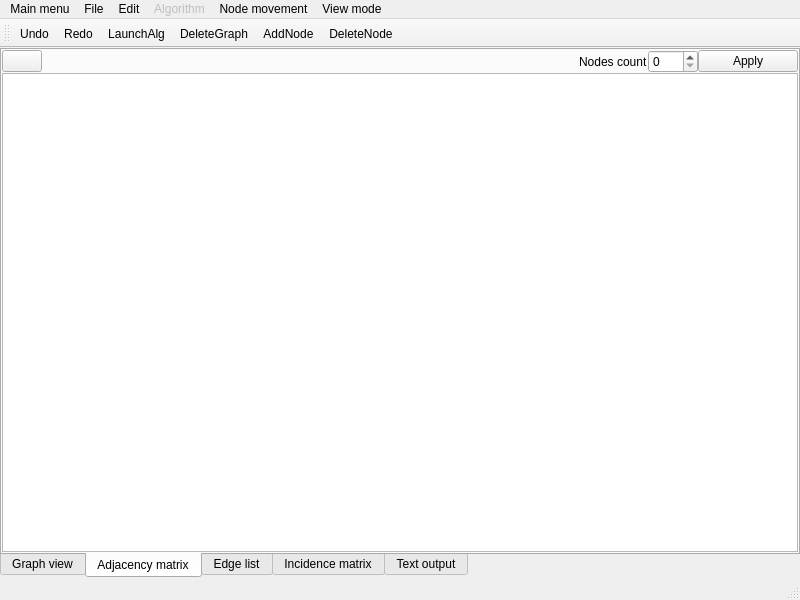
C0FFiN-prod/graph-works, file mainwindow.ui: the form before one commit.
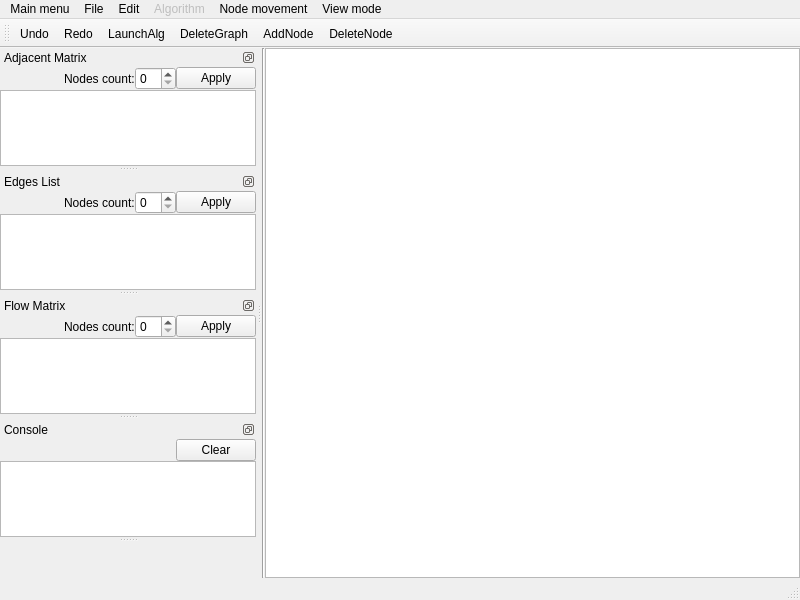
The form after the commit. Icons and pictures are not drawn.

Commit message:
Changed tabs to docks
Some style changes
Reworked connection of spinBoxes to Matrix tables
Copy/Paste for all tables works with docks
Docks are tabbed when mainWindow created

The edit to the form file:
```diff
--- a/mainwindow.ui
+++ b/mainwindow.ui
@@ -38,10 +38,16 @@
    <bool>true</bool>
   </property>
   <widget class="QWidget" name="centralwidget">
+   <property name="sizePolicy">
+    <sizepolicy hsizetype="Expanding" vsizetype="Expanding">
+     <horstretch>0</horstretch>
+     <verstretch>0</verstretch>
+    </sizepolicy>
+   </property>
    <property name="autoFillBackground">
     <bool>true</bool>
    </property>
-   <layout class="QGridLayout" name="gridLayout">
+   <layout class="QGridLayout" name="gridLayout_14">
     <property name="leftMargin">
      <number>0</number>
     </property>
@@ -55,416 +61,18 @@
      <number>0</number>
     </property>
     <property name="spacing">
-     <number>6</number>
+     <number>0</number>
     </property>
     <item row="0" column="0">
-     <widget class="QTabWidget" name="tabWidget">
-      <property name="tabPosition">
-       <enum>QTabWidget::South</enum>
+     <widget class="Line" name="line">
+      <property name="orientation">
+       <enum>Qt::Vertical</enum>
       </property>
-      <property name="tabShape">
-       <enum>QTabWidget::Rounded</enum>
-      </property>
-      <property name="currentIndex">
-       <number>1</number>
-      </property>
-      <property name="documentMode">
-       <bool>false</bool>
-      </property>
-      <property name="tabsClosable">
-       <bool>false</bool>
-      </property>
-      <property name="movable">
-       <bool>true</bool>
-      </property>
-      <property name="tabBarAutoHide">
-       <bool>true</bool>
-      </property>
-      <widget class="QWidget" name="graphView">
-       <attribute name="title">
-        <string>Graph view</string>
-       </attribute>
-       <layout class="QVBoxLayout" name="verticalLayout_3">
-        <property name="spacing">
-         <number>0</number>
-        </property>
-        <property name="leftMargin">
-         <number>0</number>
-        </property>
-        <property name="topMargin">
-         <number>0</number>
-        </property>
-        <property name="rightMargin">
-         <number>0</number>
-        </property>
-        <property name="bottomMargin">
-         <number>0</number>
-        </property>
-        <item>
-         <widget class="QGraphicsView" name="graphicsView"/>
-        </item>
-       </layout>
-      </widget>
-      <widget class="QWidget" name="adjacencyMatrix">
-       <property name="enabled">
-        <bool>true</bool>
-       </property>
-       <attribute name="title">
-        <string>Adjacency matrix</string>
-       </attribute>
-       <layout class="QGridLayout" name="gridLayout_3">
-        <property name="leftMargin">
-         <number>0</number>
-        </property>
-        <property name="topMargin">
-         <number>0</number>
-        </property>
-        <property name="rightMargin">
-         <number>0</number>
-        </property>
-        <property name="bottomMargin">
-         <number>0</number>
-        </property>
-        <property name="spacing">
-         <number>0</number>
-        </property>
-        <item row="0" column="0">
-         <widget class="QPushButton" name="buttonPinAdjMatr">
-          <property name="text">
-           <string/>
-          </property>
-          <property name="icon">
-           <iconset resource="resource.qrc">
-            <normaloff>:/ico/icons/Unpin.svg</normaloff>
-            <normalon>:/ico/icons/Pin.svg</normalon>:/ico/icons/Unpin.svg</iconset>
-          </property>
-          <property name="checkable">
-           <bool>true</bool>
-          </property>
-          <property name="flat">
-           <bool>false</bool>
-          </property>
-         </widget>
-        </item>
-        <item row="0" column="1">
-         <spacer name="horizontalSpacer_6">
-          <property name="orientation">
-           <enum>Qt::Horizontal</enum>
-          </property>
-          <property name="sizeHint" stdset="0">
-           <size>
-            <width>511</width>
-            <height>20</height>
-           </size>
-          </property>
-         </spacer>
-        </item>
-        <item row="0" column="2">
-         <widget class="QLabel" name="labelNodesCount">
-          <property name="text">
-           <string>Nodes count</string>
-          </property>
-         </widget>
-        </item>
-        <item row="0" column="3">
-         <widget class="QSpinBox" name="nodesCountAdjMatr">
-          <property name="minimumSize">
-           <size>
-            <width>50</width>
-            <height>0</height>
-           </size>
-          </property>
-          <property name="toolTip">
-           <string>Choose nodes count</string>
-          </property>
-         </widget>
-        </item>
-        <item row="0" column="4">
-         <widget class="QPushButton" name="buttonApplyAdjMatr">
-          <property name="minimumSize">
-           <size>
-            <width>100</width>
-            <height>0</height>
-           </size>
-          </property>
-          <property name="toolTip">
-           <string>Apply matrix changes</string>
-          </property>
-          <property name="text">
-           <string>Apply</string>
-          </property>
-         </widget>
-        </item>
-        <item row="1" column="0" colspan="5">
-         <widget class="QTableView" name="tableGraphMatrixAdj"/>
-        </item>
-       </layout>
-      </widget>
-      <widget class="QWidget" name="edgeList">
-       <attribute name="title">
-        <string>Edge list</string>
-       </attribute>
-       <layout class="QGridLayout" name="gridLayout_4">
-        <property name="leftMargin">
-         <number>0</number>
-        </property>
-        <property name="topMargin">
-         <number>0</number>
-        </property>
-        <property name="rightMargin">
-         <number>0</number>
-        </property>
-        <property name="bottomMargin">
-         <number>0</number>
-        </property>
-        <property name="spacing">
-         <number>0</number>
-        </property>
-        <item row="0" column="0">
-         <widget class="QPushButton" name="buttonPinEdgLst">
-          <property name="text">
-           <string/>
-          </property>
-          <property name="icon">
-           <iconset resource="resource.qrc">
-            <normaloff>:/ico/icons/Unpin.svg</normaloff>
-            <normalon>:/ico/icons/Pin.svg</normalon>:/ico/icons/Unpin.svg</iconset>
-          </property>
-          <property name="checkable">
-           <bool>true</bool>
-          </property>
-          <property name="flat">
-           <bool>false</bool>
-          </property>
-         </widget>
-        </item>
-        <item row="0" column="4">
-         <widget class="QPushButton" name="buttonApplyEdgLst">
-          <property name="minimumSize">
-           <size>
-            <width>100</width>
-            <height>0</height>
-           </size>
-          </property>
-          <property name="toolTip">
-           <string>Apply matrix changes</string>
-          </property>
-          <property name="text">
-           <string>Apply</string>
-          </property>
-         </widget>
-        </item>
-        <item row="0" column="1">
-         <spacer name="horizontalSpacer_5">
-          <property name="orientation">
-           <enum>Qt::Horizontal</enum>
-          </property>
-          <property name="sizeHint" stdset="0">
-           <size>
-            <width>511</width>
-            <height>20</height>
-           </size>
-          </property>
-         </spacer>
-        </item>
-        <item row="0" column="2">
-         <widget class="QLabel" name="labelNodesCount_2">
-          <property name="text">
-           <string>Nodes count</string>
-          </property>
-         </widget>
-        </item>
-        <item row="0" column="3">
-         <widget class="QSpinBox" name="nodesCountEdgLst">
-          <property name="minimumSize">
-           <size>
-            <width>50</width>
-            <height>0</height>
-           </size>
-          </property>
-          <property name="toolTip">
-           <string>Choose nodes count</string>
-          </property>
-         </widget>
-        </item>
-        <item row="1" column="0" colspan="5">
-         <widget class="QTableView" name="tableGraphListEdges"/>
-        </item>
-       </layout>
-      </widget>
-      <widget class="QWidget" name="IncidenceMatrix">
-       <attribute name="title">
-        <string>Incidence matrix</string>
-       </attribute>
-       <layout class="QGridLayout" name="gridLayout_5">
-        <property name="leftMargin">
-         <number>0</number>
-        </property>
-        <property name="topMargin">
-         <number>0</number>
-        </property>
-        <property name="rightMargin">
-         <number>0</number>
-        </property>
-        <property name="bottomMargin">
-         <number>0</number>
-        </property>
-        <property name="spacing">
-         <number>0</number>
-        </property>
-        <item row="0" column="0">
-         <widget class="QPushButton" name="buttonPinIncMatr">
-          <property name="text">
-           <string/>
-          </property>
-          <property name="icon">
-           <iconset resource="resource.qrc">
-            <normaloff>:/ico/icons/Unpin.svg</normaloff>
-            <normalon>:/ico/icons/Pin.svg</normalon>:/ico/icons/Unpin.svg</iconset>
-          </property>
-          <property name="checkable">
-           <bool>true</bool>
-          </property>
-          <property name="flat">
-           <bool>false</bool>
-          </property>
-         </widget>
-        </item>
-        <item row="0" column="4">
-         <widget class="QPushButton" name="buttonApplyIncMatr">
-          <property name="minimumSize">
-           <size>
-            <width>100</width>
-            <height>0</height>
-           </size>
-          </property>
-          <property name="toolTip">
-           <string>Apply matrix changes</string>
-          </property>
-          <property name="text">
-           <string>Apply</string>
-          </property>
-         </widget>
-        </item>
-        <item row="0" column="3">
-         <widget class="QSpinBox" name="nodesCountIncMatr">
-          <property name="minimumSize">
-           <size>
-            <width>50</width>
-            <height>0</height>
-           </size>
-          </property>
-          <property name="toolTip">
-           <string>Choose nodes count</string>
-          </property>
-         </widget>
-        </item>
-        <item row="0" column="1">
-         <spacer name="horizontalSpacer_4">
-          <property name="orientation">
-           <enum>Qt::Horizontal</enum>
-          </property>
-          <property name="sizeHint" stdset="0">
-           <size>
-            <width>0</width>
-            <height>0</height>
-           </size>
-          </property>
-         </spacer>
-        </item>
-        <item row="0" column="2">
-         <widget class="QLabel" name="nodesCount_3">
-          <property name="text">
-           <string>Nodes count</string>
-          </property>
-         </widget>
-        </item>
-        <item row="1" column="0" colspan="5">
-         <widget class="QTableView" name="tableGraphMatrixInc"/>
-        </item>
-       </layout>
-       <zorder>tableGraphMatrixInc</zorder>
-       <zorder>nodesCountIncMatr</zorder>
-       <zorder>horizontalSpacer_4</zorder>
-       <zorder>nodesCount_3</zorder>
-       <zorder>buttonApplyIncMatr</zorder>
-       <zorder>buttonPinIncMatr</zorder>
-      </widget>
-      <widget class="QWidget" name="textOut">
-       <attribute name="title">
-        <string>Text output</string>
-       </attribute>
-       <layout class="QGridLayout" name="gridLayout_2">
-        <property name="leftMargin">
-         <number>0</number>
-        </property>
-        <property name="topMargin">
-         <number>0</number>
-        </property>
-        <property name="rightMargin">
-         <number>0</number>
-        </property>
-        <property name="bottomMargin">
-         <number>0</number>
-        </property>
-        <property name="spacing">
-         <number>0</number>
-        </property>
-        <item row="1" column="1">
-         <spacer name="horizontalSpacer">
-          <property name="orientation">
-           <enum>Qt::Horizontal</enum>
-          </property>
-          <property name="sizeHint" stdset="0">
-           <size>
-            <width>40</width>
-            <height>20</height>
-           </size>
-          </property>
-         </spacer>
-        </item>
-        <item row="2" column="0" colspan="3">
-         <widget class="QPlainTextEdit" name="console">
-          <property name="readOnly">
-           <bool>true</bool>
-          </property>
-          <property name="plainText">
-           <string/>
-          </property>
-         </widget>
-        </item>
-        <item row="1" column="2">
-         <widget class="QPushButton" name="buttonClearConsole">
-          <property name="minimumSize">
-           <size>
-            <width>100</width>
-            <height>0</height>
-           </size>
-          </property>
-          <property name="toolTip">
-           <string>Clear all text outputs</string>
-          </property>
-          <property name="text">
-           <string>Clear</string>
-          </property>
-         </widget>
-        </item>
-        <item row="1" column="0">
-         <widget class="QPushButton" name="buttonPinConsole">
-          <property name="icon">
-           <iconset resource="resource.qrc">
-            <normaloff>:/ico/icons/Unpin.svg</normaloff>
-            <normalon>:/ico/icons/Pin.svg</normalon>:/ico/icons/Unpin.svg</iconset>
-          </property>
-          <property name="checkable">
-           <bool>true</bool>
-          </property>
-         </widget>
-        </item>
-       </layout>
-      </widget>
      </widget>
     </item>
+    <item row="0" column="1">
+     <widget class="QGraphicsView" name="graphicsView"/>
+    </item>
    </layout>
   </widget>
   <widget class="QMenuBar" name="menubar">
@@ -555,6 +163,347 @@
    <addaction name="actionAddNode"/>
    <addaction name="actionDeleteNode"/>
   </widget>
+  <widget class="QDockWidget" name="dock_MatrixAdj">
+   <property name="features">
+    <set>QDockWidget::DockWidgetFloatable|QDockWidget::DockWidgetMovable</set>
+   </property>
+   <property name="allowedAreas">
+    <set>Qt::LeftDockWidgetArea</set>
+   </property>
+   <property name="windowTitle">
+    <string>Adjacent Matrix</string>
+   </property>
+   <attribute name="dockWidgetArea">
+    <number>1</number>
+   </attribute>
+   <widget class="QWidget" name="dockWidgetContents_15">
+    <layout class="QGridLayout" name="gridLayout_10">
+     <property name="leftMargin">
+      <number>0</number>
+     </property>
+     <property name="topMargin">
+      <number>0</number>
+     </property>
+     <property name="rightMargin">
+      <number>0</number>
+     </property>
+     <property name="bottomMargin">
+      <number>0</number>
+     </property>
+     <property name="spacing">
+      <number>0</number>
+     </property>
+     <item row="0" column="0">
+      <layout class="QHBoxLayout" name="horizontalLayout_3">
+       <property name="spacing">
+        <number>0</number>
+       </property>
+       <item>
+        <spacer name="horizontalSpacer_5">
+         <property name="orientation">
+          <enum>Qt::Horizontal</enum>
+         </property>
+         <property name="sizeHint" stdset="0">
+          <size>
+           <width>40</width>
+           <height>20</height>
+          </size>
+         </property>
+        </spacer>
+       </item>
+       <item>
+        <widget class="QLabel" name="label_5">
+         <property name="text">
+          <string>Nodes count:</string>
+         </property>
+        </widget>
+       </item>
+       <item>
+        <widget class="QSpinBox" name="spin_MatrixAdj_NodesCount"/>
+       </item>
+       <item>
+        <widget class="QPushButton" name="button_MatrixAdj_Apply">
+         <property name="text">
+          <string>Apply</string>
+         </property>
+        </widget>
+       </item>
+      </layout>
+     </item>
+     <item row="1" column="0">
+      <widget class="QTableView" name="table_MatrixAdj_Graph"/>
+     </item>
+    </layout>
+   </widget>
+  </widget>
+  <widget class="QDockWidget" name="dock_ListEdges">
+   <property name="features">
+    <set>QDockWidget::DockWidgetFloatable|QDockWidget::DockWidgetMovable</set>
+   </property>
+   <property name="allowedAreas">
+    <set>Qt::LeftDockWidgetArea</set>
+   </property>
+   <property name="windowTitle">
+    <string>Edges List</string>
+   </property>
+   <attribute name="dockWidgetArea">
+    <number>1</number>
+   </attribute>
+   <widget class="QWidget" name="dockWidgetContents_16">
+    <layout class="QGridLayout" name="gridLayout_7">
+     <property name="leftMargin">
+      <number>0</number>
+     </property>
+     <property name="topMargin">
+      <number>0</number>
+     </property>
+     <property name="rightMargin">
+      <number>0</number>
+     </property>
+     <property name="bottomMargin">
+      <number>0</number>
+     </property>
+     <property name="spacing">
+      <number>0</number>
+     </property>
+     <item row="0" column="0">
+      <widget class="QWidget" name="widget" native="true">
+       <layout class="QGridLayout" name="gridLayout">
+        <property name="leftMargin">
+         <number>0</number>
+        </property>
+        <property name="topMargin">
+         <number>0</number>
+        </property>
+        <property name="rightMargin">
+         <number>0</number>
+        </property>
+        <property name="bottomMargin">
+         <number>0</number>
+        </property>
+        <property name="spacing">
+         <number>0</number>
+        </property>
+        <item row="0" column="0">
+         <layout class="QHBoxLayout" name="horizontalLayout_6">
+          <property name="spacing">
+           <number>0</number>
+          </property>
+          <item>
+           <spacer name="horizontalSpacer_9">
+            <property name="orientation">
+             <enum>Qt::Horizontal</enum>
+            </property>
+            <property name="sizeHint" stdset="0">
+             <size>
+              <width>40</width>
+              <height>20</height>
+             </size>
+            </property>
+           </spacer>
+          </item>
+          <item>
+           <widget class="QLabel" name="label_8">
+            <property name="text">
+             <string>Nodes count:</string>
+            </property>
+           </widget>
+          </item>
+          <item>
+           <widget class="QSpinBox" name="spin_ListEdges_NodesCount"/>
+          </item>
+          <item>
+           <widget class="QPushButton" name="button_ListEdges_Apply">
+            <property name="text">
+             <string>Apply</string>
+            </property>
+           </widget>
+          </item>
+         </layout>
+        </item>
+        <item row="1" column="0">
+         <widget class="QTableView" name="table_ListEdges_Graph"/>
+        </item>
+       </layout>
+      </widget>
+     </item>
+    </layout>
+   </widget>
+  </widget>
+  <widget class="QDockWidget" name="dock_MatrixFlow">
+   <property name="features">
+    <set>QDockWidget::DockWidgetFloatable|QDockWidget::DockWidgetMovable</set>
+   </property>
+   <property name="allowedAreas">
+    <set>Qt::LeftDockWidgetArea</set>
+   </property>
+   <property name="windowTitle">
+    <string>Flow Matrix</string>
+   </property>
+   <attribute name="dockWidgetArea">
+    <number>1</number>
+   </attribute>
+   <widget class="QWidget" name="dockWidgetContents_12">
+    <layout class="QGridLayout" name="gridLayout_11">
+     <property name="leftMargin">
+      <number>0</number>
+     </property>
+     <property name="topMargin">
+      <number>0</number>
+     </property>
+     <property name="rightMargin">
+      <number>0</number>
+     </property>
+     <property name="bottomMargin">
+      <number>0</number>
+     </property>
+     <property name="spacing">
+      <number>0</number>
+     </property>
+     <item row="0" column="0">
+      <layout class="QHBoxLayout" name="horizontalLayout_7">
+       <property name="spacing">
+        <number>0</number>
+       </property>
+       <item>
+        <spacer name="horizontalSpacer_10">
+         <property name="orientation">
+          <enum>Qt::Horizontal</enum>
+         </property>
+         <property name="sizeHint" stdset="0">
+          <size>
+           <width>40</width>
+           <height>20</height>
+          </size>
+         </property>
+        </spacer>
+       </item>
+       <item>
+        <widget class="QLabel" name="label_9">
+         <property name="text">
+          <string>Nodes count:</string>
+         </property>
+        </widget>
+       </item>
+       <item>
+        <widget class="QSpinBox" name="spin_MatrixFlow_NodesCount"/>
+       </item>
+       <item>
+        <widget class="QPushButton" name="button_MatrixFlow_Apply">
+         <property name="text">
+          <string>Apply</string>
+         </property>
+        </widget>
+       </item>
+      </layout>
+     </item>
+     <item row="1" column="0">
+      <widget class="QTableView" name="table_MatrixFlow_Graph"/>
+     </item>
+    </layout>
+   </widget>
+  </widget>
+  <widget class="QDockWidget" name="dock_Console">
+   <property name="features">
+    <set>QDockWidget::DockWidgetFloatable|QDockWidget::DockWidgetMovable</set>
+   </property>
+   <property name="allowedAreas">
+    <set>Qt::LeftDockWidgetArea</set>
+   </property>
+   <property name="windowTitle">
+    <string>Console</string>
+   </property>
+   <attribute name="dockWidgetArea">
+    <number>1</number>
+   </attribute>
+   <widget class="QWidget" name="dockWidgetContents_17">
+    <layout class="QGridLayout" name="gridLayout_12">
+     <property name="leftMargin">
+      <number>0</number>
+     </property>
+     <property name="topMargin">
+      <number>0</number>
+     </property>
+     <property name="rightMargin">
+      <number>0</number>
+     </property>
+     <property name="bottomMargin">
+      <number>0</number>
+     </property>
+     <property name="spacing">
+      <number>0</number>
+     </property>
+     <item row="1" column="0">
+      <widget class="QPlainTextEdit" name="textEdit_Console">
+       <property name="readOnly">
+        <bool>true</bool>
+       </property>
+      </widget>
+     </item>
+     <item row="0" column="0">
+      <layout class="QHBoxLayout" name="horizontalLayout_8">
+       <property name="spacing">
+        <number>0</number>
+       </property>
+       <item>
+        <spacer name="horizontalSpacer_11">
+         <property name="orientation">
+          <enum>Qt::Horizontal</enum>
+         </property>
+         <property name="sizeHint" stdset="0">
+          <size>
+           <width>40</width>
+           <height>20</height>
+          </size>
+         </property>
+        </spacer>
+       </item>
+       <item>
+        <widget class="QPushButton" name="button_MatrixAdj_Apply_10">
+         <property name="text">
+          <string>Clear</string>
+         </property>
+        </widget>
+       </item>
+      </layout>
+     </item>
+    </layout>
+   </widget>
+  </widget>
+  <widget class="QDockWidget" name="dock_PlaceHolder">
+   <property name="enabled">
+    <bool>false</bool>
+   </property>
+   <property name="sizePolicy">
+    <sizepolicy hsizetype="Minimum" vsizetype="Preferred">
+     <horstretch>0</horstretch>
+     <verstretch>0</verstretch>
+    </sizepolicy>
+   </property>
+   <property name="minimumSize">
+    <size>
+     <width>24</width>
+     <height>35</height>
+    </size>
+   </property>
+   <property name="features">
+    <set>QDockWidget::NoDockWidgetFeatures</set>
+   </property>
+   <property name="allowedAreas">
+    <set>Qt::LeftDockWidgetArea</set>
+   </property>
+   <attribute name="dockWidgetArea">
+    <number>1</number>
+   </attribute>
+   <widget class="QWidget" name="dockWidgetContents">
+    <property name="sizePolicy">
+     <sizepolicy hsizetype="Minimum" vsizetype="Minimum">
+      <horstretch>0</horstretch>
+      <verstretch>0</verstretch>
+     </sizepolicy>
+    </property>
+   </widget>
+  </widget>
   <action name="actionUndo">
    <property name="icon">
     <iconset resource="resource.qrc">
```
Left out of the diff: 14 changed lines with no effect on the pictures. The commit also changes 3 other files.
